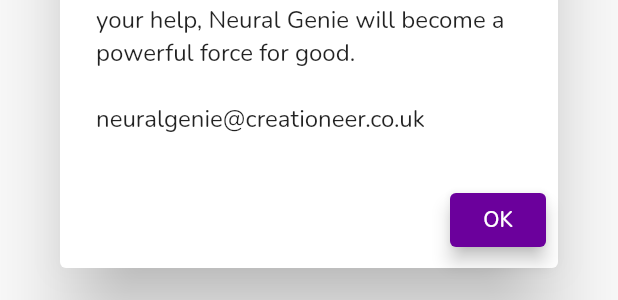
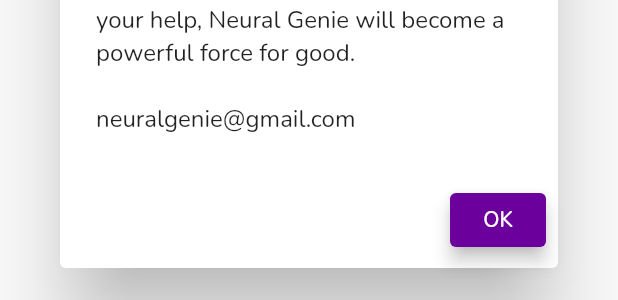
Before and after one commit to Uzairinshallah/ToDoAppp, a Flutter app: the ListCompleteDialog widget shown alone on an empty page, opened directly, on a phone screen of 412 x 824 dp. Shown: the part 809-1109 px from the top of the screen. Run offline on Flutter 3.47's test engine with Material 2 defaults, Android fonts, the phone set to English and light mode, and no system bars; our stand-ins replace audioplayers, device_preview, flutter_markdown, flutter_screenutil, google_fonts, hive and 1 more; accounts and stored records are empty.

Commit message:
merged some code

```diff
--- a/lib/dialogs/list_complete_dialog.dart
+++ b/lib/dialogs/list_complete_dialog.dart
@@ -55,6 +55,6 @@
         "I would appreciate any feedback that you have, because whenever another "
         "life on Planet Earth becomes a little better, we all benefit from it.  "
         "With your help, Neural Genie will become a powerful force for good.\n\n"
-        "neuralgenie@creationeer.co.uk";
+        "neuralgenie@gmail.com";
   }
 }
```
Also changed, not shown: lib/main.dart (+6 -5 lines).
